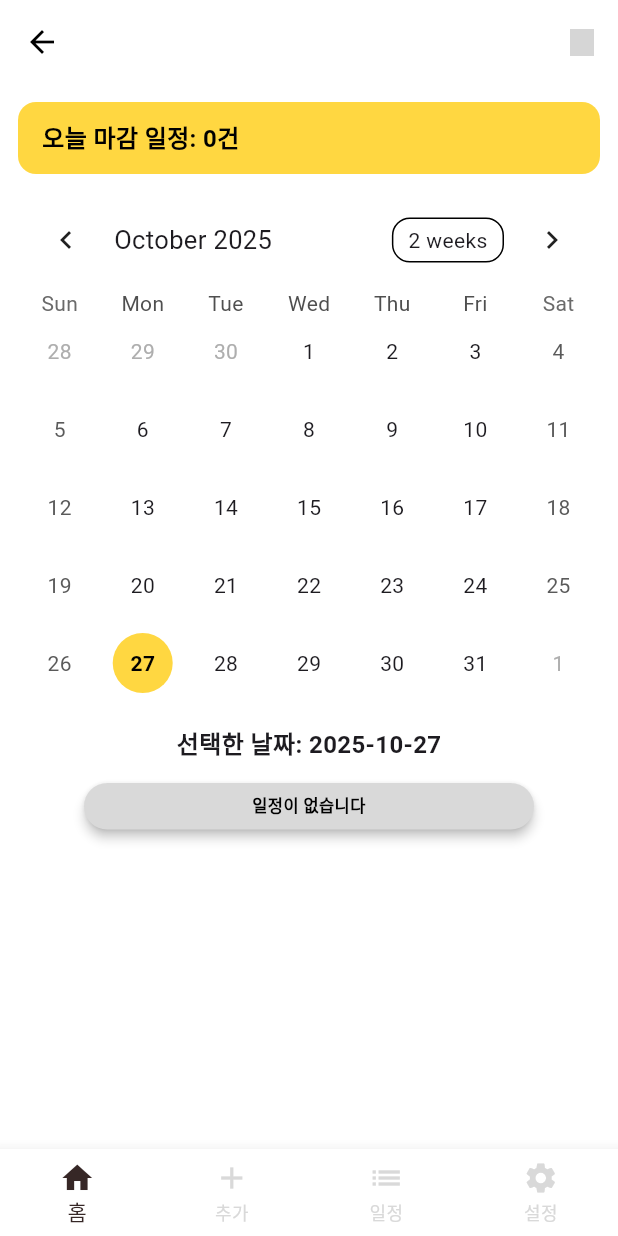
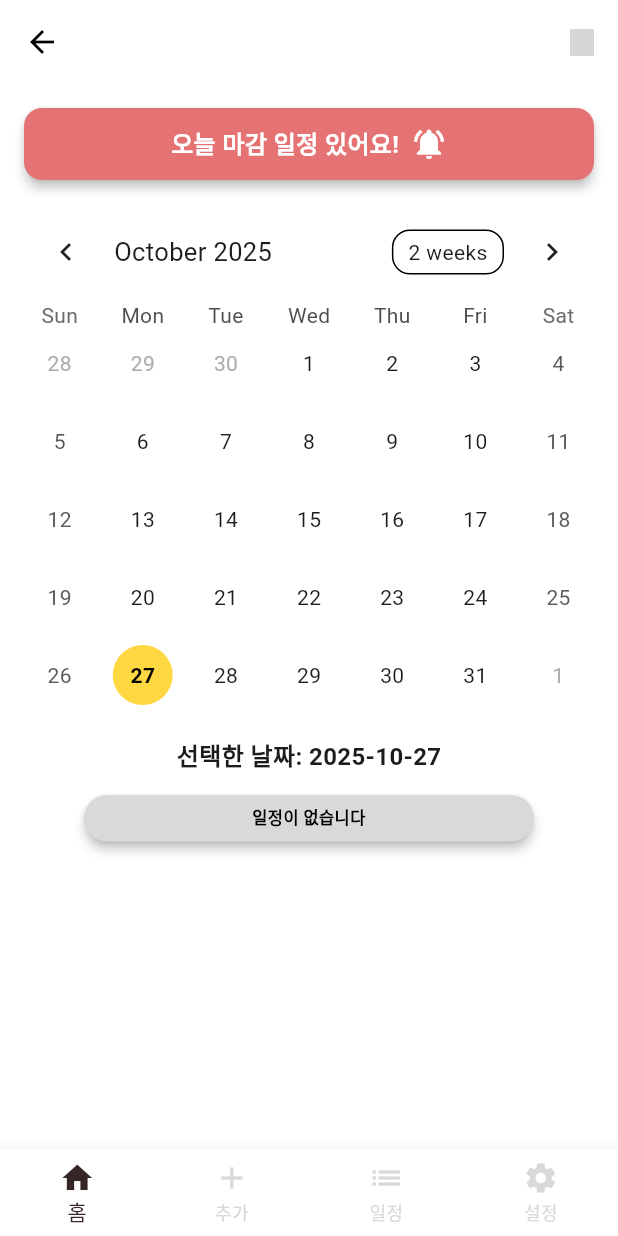
Before and after one commit to planetapp-team/planetapp, a Flutter app: the HomePage screen opened by its route, on a phone screen of 412 x 824 dp. Run offline on Flutter 3.47's test engine with Material 3 defaults, Android fonts, the phone set to English and light mode, and no system bars; drawn by our look-alikes of table_calendar; our stand-ins replace cloud_firestore, firebase_auth, firebase_core, firebase_messaging, flutter_local_notifications, timezone; accounts and stored records are empty; grey boxes are pictures that could not be loaded.

Commit message:
수정 및 추가 : 상단 일정 마감 배너 변경_오늘 마감 일정 있어요! + 종모양 아이콘

```diff
--- a/lib/home_page.dart
+++ b/lib/home_page.dart
@@ -1,9 +1,12 @@
 // lib/home_page.dart
 // 앱의 홈(메인) 화면
 
-// ✅ 수정 사항
+//  수정 사항
 // - 시작일~마감일 사이에 오늘이 포함된 일정도 "오늘 마감 일정"에 포함되도록 변경
 // - 알림 여부 on/off에 따라 반영 (기존 유지)
+// - 오늘 마감 일정 팝업에서 4개 이상일 때만 스크롤
+// - 팝업창 제목에서 (n건) 제거
+// - 오늘 마감 일정 카드 배경 빨강, 글씨 검정, 클릭 시 팝업
 
 import 'dart:async';
 import 'package:flutter/material.dart';
@@ -127,6 +130,11 @@ class _HomePageState extends State<HomePage> {
   void _showTodayTodoPopup(List<String> todayTodoTitles) {
     if (todayTodoTitles.isEmpty) return;
 
+    // 3개까진 전체 표시, 4개 이상이면 최대 3개 높이까지 보여주고 스크롤
+    double maxHeight = todayTodoTitles.length > 3
+        ? 3 * 60.0
+        : todayTodoTitles.length * 60.0;
+
     showDialog(
       context: context,
       builder: (context) => AlertDialog(
@@ -134,6 +142,7 @@ class _HomePageState extends State<HomePage> {
         title: const Text('오늘 마감 일정', style: TextStyle(color: Colors.black)),
         content: SizedBox(
           width: double.maxFinite,
+          height: maxHeight,
           child: SingleChildScrollView(
             child: Column(
               mainAxisSize: MainAxisSize.min,
@@ -191,7 +200,7 @@ class _HomePageState extends State<HomePage> {
           padding: const EdgeInsets.all(12.0),
           child: Column(
             children: [
-              // ✅ 오늘 일정 요약 배너
+              // ✅ 오늘 일정 요약 배너 (수정)
               StreamBuilder<QuerySnapshot>(
                 stream: FirebaseFirestore.instance
                     .collection('todos')
@@ -237,25 +246,37 @@ class _HomePageState extends State<HomePage> {
                     }
                   }
 
-                  return Material(
-                    color: AppColors.yellow,
-                    borderRadius: BorderRadius.circular(12),
+                  return Card(
+                    elevation: 3,
+                    color: Colors.red[300], // 중간 빨강
+                    shape: RoundedRectangleBorder(
+                      borderRadius: BorderRadius.circular(12),
+                    ),
                     child: InkWell(
                       borderRadius: BorderRadius.circular(12),
                       onTap: () => _showTodayTodoPopup(titles),
-                      child: Container(
-                        width: double.infinity,
+                      child: Padding(
                         padding: const EdgeInsets.symmetric(
                           vertical: 12,
                           horizontal: 16,
                         ),
-                        child: Text(
-                          '오늘 마감 일정: $count건',
-                          style: const TextStyle(
-                            color: AppColors.black,
-                            fontSize: 16,
-                            fontWeight: FontWeight.bold,
-                          ),
+                        child: Row(
+                          mainAxisAlignment: MainAxisAlignment.center,
+                          children: [
+                            const Text(
+                              '오늘 마감 일정 있어요!',
+                              style: TextStyle(
+                                fontWeight: FontWeight.bold,
+                                color: Colors.white,
+                                fontSize: 16,
+                              ),
+                            ),
+                            const SizedBox(width: 8),
+                            const Icon(
+                              Icons.notifications_active,
+                              color: Colors.white,
+                            ),
+                          ],
                         ),
                       ),
                     ),
```
